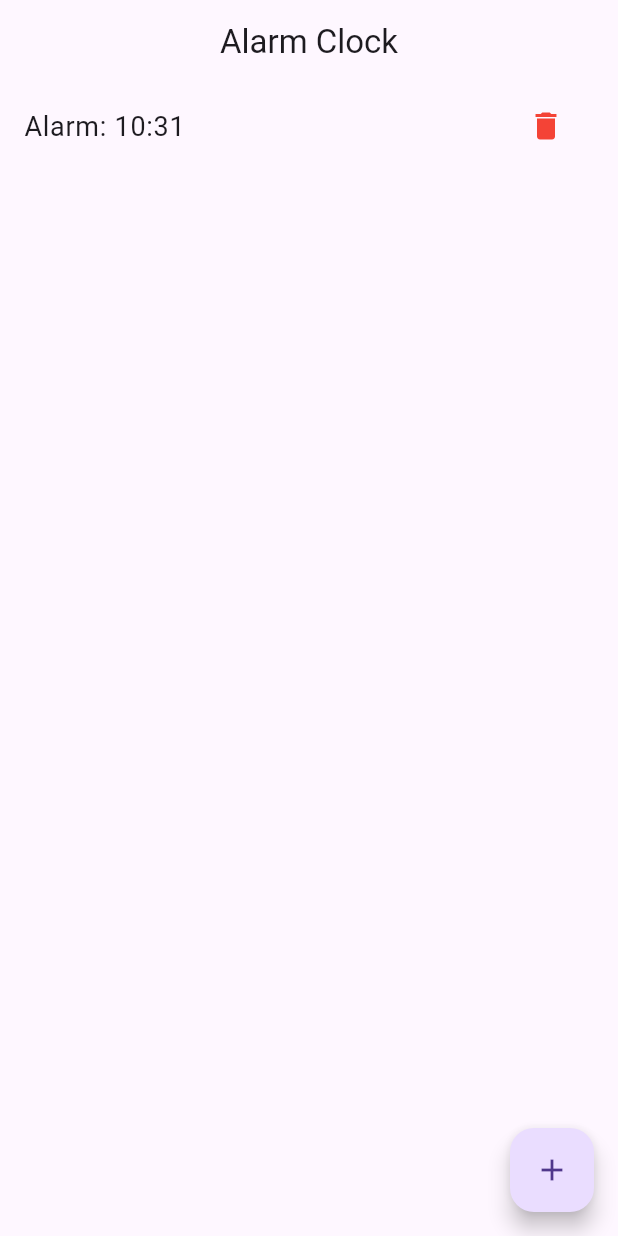
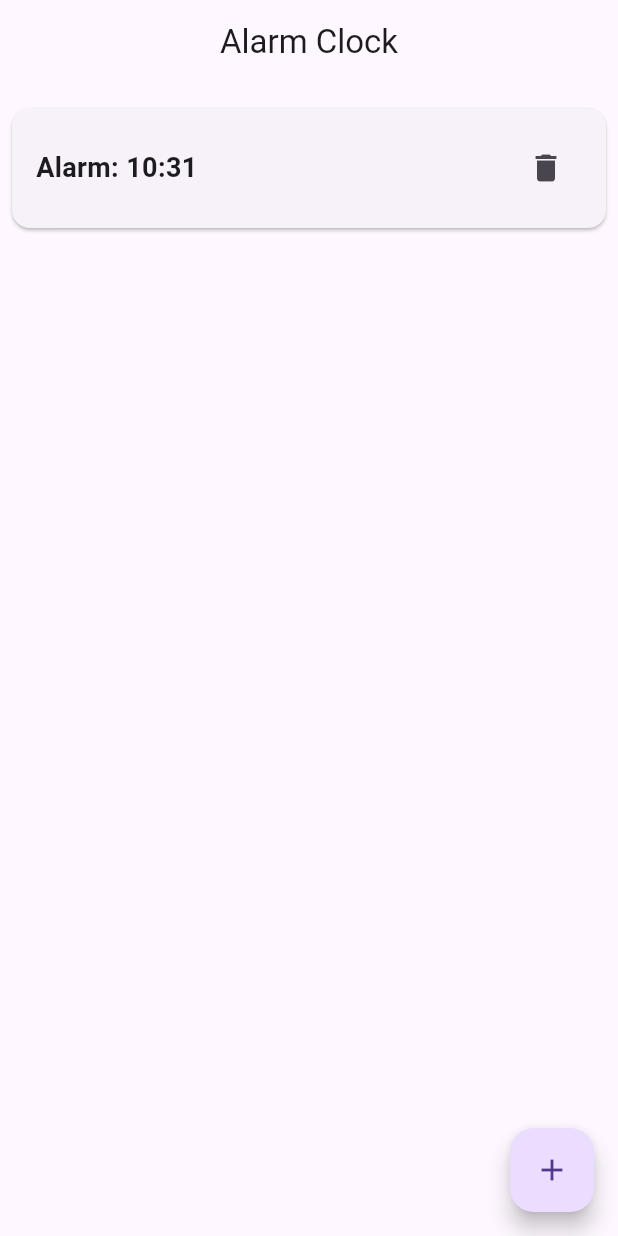
Before and after one commit to camillelnne/alarm-shuffle, a Flutter app: the screen it shows after launch, after a tap on the "add" icon, on a phone screen of 412 x 824 dp. Run offline on Flutter 3.47's test engine with Material 3 defaults, Android fonts, the phone set to English and light mode, and no system bars; our stand-ins replace flutter_riverpod, hooks_riverpod.

Commit message:
refactor(alarm screen): transform alarms set into cards

```diff
--- a/lib/ui/screens/alarm_screen.dart
+++ b/lib/ui/screens/alarm_screen.dart
@@ -72,33 +72,56 @@ class _AlarmList extends StatelessWidget {
   @override
   Widget build(BuildContext context) {
     return ListView.builder(
+      padding: const EdgeInsets.all(8.0), // Add some padding around the list
       itemCount: alarms.length,
       itemBuilder: (context, index) {
         final alarmTime = alarms[index];
-        return _AlarmTile(alarmTime: alarmTime);
+        return _AlarmCard(alarmTime: alarmTime);
       },
     );
   }
 }
 
-// Widget for a single alarm tile
-class _AlarmTile extends ConsumerWidget {
+// Widget for a single alarm card
+class _AlarmCard extends ConsumerWidget {
   final DateTime alarmTime;
 
-  const _AlarmTile({required this.alarmTime});
+  const _AlarmCard({required this.alarmTime});
 
   @override
   Widget build(BuildContext context, WidgetRef ref) {
-    return ListTile(
-      title: Text(
-        "Alarm: ${alarmTime.hour}:${alarmTime.minute.toString().padLeft(2, '0')}",
-        style: const TextStyle(fontSize: 18),
+    return Card(
+      margin: const EdgeInsets.symmetric(vertical: 8.0), // Spacing between cards
+      shape: RoundedRectangleBorder(
+        borderRadius: BorderRadius.circular(12.0), // Rounded corners
       ),
-      trailing: IconButton(
-        icon: const Icon(Icons.delete, color: Colors.red),
-        onPressed: () {
-          ref.read(alarmProvider).removeAlarm(alarmTime);
-        },
+      child: Padding(
+        padding: const EdgeInsets.all(16.0),
+        child: Row(
+          mainAxisAlignment: MainAxisAlignment.spaceBetween,
+          children: [
+            // Alarm Time
+            Column(
+              crossAxisAlignment: CrossAxisAlignment.start,
+              children: [
+                Text(
+                  "Alarm: ${alarmTime.hour}:${alarmTime.minute.toString().padLeft(2, '0')}",
+                  style: const TextStyle(
+                    fontSize: 18,
+                    fontWeight: FontWeight.bold,
+                  ),
+                ),
+              ],
+            ),
+            // Delete Button
+            IconButton(
+              icon: const Icon(Icons.delete),
+              onPressed: () {
+                ref.read(alarmProvider).removeAlarm(alarmTime);
+              },
+            ),
+          ],
+        ),
       ),
     );
   }
```
